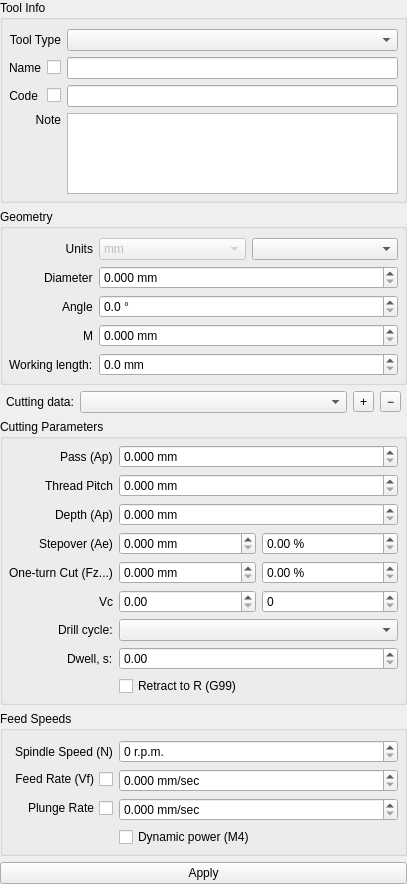
Before: the Qt Designer form static_libs/tooldatabase/tooleditform.ui in 4ygeca/GERBER_X3, drawn with Qt 5.
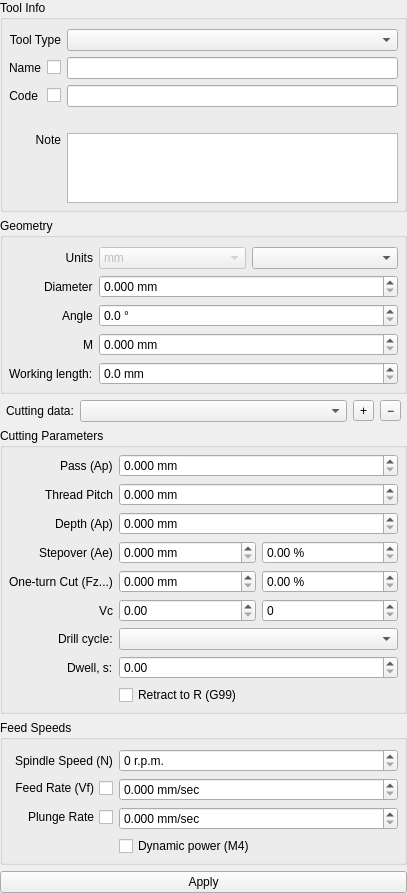
After: the same form once the commit is applied. Custom widgets are drawn as their Qt base class.

Commit message: tooldatabase: повтор кода -- серая строка под полем, а не окно при «Применить»

What changed in the file:
```diff
--- a/static_libs/tooldatabase/tooleditform.ui
+++ b/static_libs/tooldatabase/tooleditform.ui
@@ -138,6 +138,16 @@
        <widget class="QLineEdit" name="leCode"/>
       </item>
       <item row="3" column="1">
+       <widget class="QLabel" name="lblCodeHint">
+        <property name="text">
+         <string notr="true"/>
+        </property>
+        <property name="wordWrap">
+         <bool>true</bool>
+        </property>
+       </widget>
+      </item>
+      <item row="4" column="1">
        <widget class="QTextEdit" name="teNote">
         <property name="sizePolicy">
          <sizepolicy hsizetype="Expanding" vsizetype="Expanding">
@@ -147,7 +157,7 @@
         </property>
        </widget>
       </item>
-      <item row="3" column="0">
+      <item row="4" column="0">
        <widget class="QLabel" name="lblNote">
         <property name="text">
          <string>Note</string>
```
The commit also changes 2 other files.
